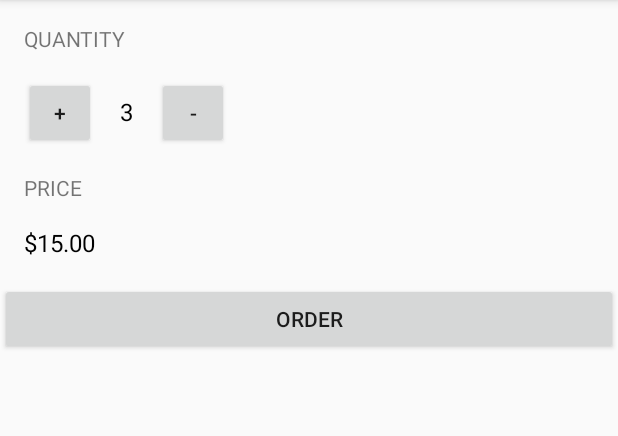
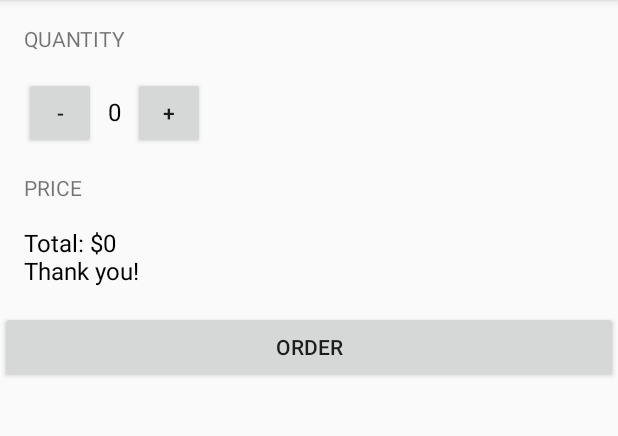
Before and after one commit to zhangruiyep/JustJava, an Android app: the screen it shows after launch (MainActivity), after a tap on "ORDER", on a phone screen of 412 x 824 dp, the part 84-520 px from its top. Run offline under Robolectric (Android 15) with nearby library versions, the phone set to English and light mode, and no system bars.

Commit message:
2B section11

```diff
--- a/app/src/main/java/com/example/zhang/justjava/MainActivity.java
+++ b/app/src/main/java/com/example/zhang/justjava/MainActivity.java
@@ -11,8 +11,6 @@ import android.os.Bundle;
 import android.support.v7.app.AppCompatActivity;
 import android.view.View;
 import android.widget.TextView;
-
-import java.text.NumberFormat;
 
 
 
@@ -31,7 +29,8 @@ public class MainActivity extends AppCompatActivity {
      * This method is called when the order button is clicked.
      */
     public void submitOrder(View view) {
-        int quantity = 3;
+        TextView quantityTextView = (TextView) findViewById(R.id.quantity_text_view);
+        int quantity = Integer.parseInt(quantityTextView.getText().toString());
 
         display(quantity);
         displayPrice(quantity*5);
@@ -42,7 +41,7 @@ public class MainActivity extends AppCompatActivity {
         int quantity = Integer.parseInt(quantityTextView.getText().toString());
         quantity++;
         display(quantity);
-        displayPrice(quantity*5);
+        //displayPrice(quantity*5);
     }
 
     public void decrement(View view) {
@@ -50,7 +49,7 @@ public class MainActivity extends AppCompatActivity {
         int quantity = Integer.parseInt(quantityTextView.getText().toString());
         quantity--;
         display(quantity);
-        displayPrice(quantity*5);
+        //displayPrice(quantity*5);
     }
 
     /**
@@ -65,8 +64,15 @@ public class MainActivity extends AppCompatActivity {
      * This method displays the given price on the screen.
      */
     private void displayPrice(int number) {
-        TextView priceTextView = (TextView) findViewById(R.id.price_text_view);
-        priceTextView.setText(NumberFormat.getCurrencyInstance().format(number));
+        String priceMessage="Total: $"+number+"\nThank you!";
+        displayMessage(priceMessage);
     }
 
+    /**
+     * This method displays the given text on the screen.
+     */
+    private void displayMessage(String message) {
+        TextView priceTextView = (TextView) findViewById(R.id.price_text_view);
+        priceTextView.setText(message);
+    }
 }
--- a/app/src/main/res/layout/activity_main.xml
+++ b/app/src/main/res/layout/activity_main.xml
@@ -20,8 +20,8 @@
             android:layout_height="48dp"
             android:layout_marginTop="16dp"
             android:layout_marginLeft="16dp"
-            android:text="+"
-            android:onClick="increment" />
+            android:text="-"
+            android:onClick="decrement"/>
 
         <TextView
             android:layout_width="wrap_content"
@@ -30,16 +30,17 @@
             android:textColor="@android:color/black"
             android:textSize="16sp"
             android:layout_marginTop="16dp"
-            android:layout_marginLeft="16dp"
+            android:layout_marginLeft="8dp"
             android:text="0" />
 
         <Button
             android:layout_width="48dp"
             android:layout_height="48dp"
             android:layout_marginTop="16dp"
-            android:layout_marginLeft="16dp"
-            android:text="-"
-            android:onClick="decrement"/>
+            android:layout_marginLeft="8dp"
+            android:text="+"
+            android:onClick="increment" />
+
     </LinearLayout>
 
     <TextView
```
